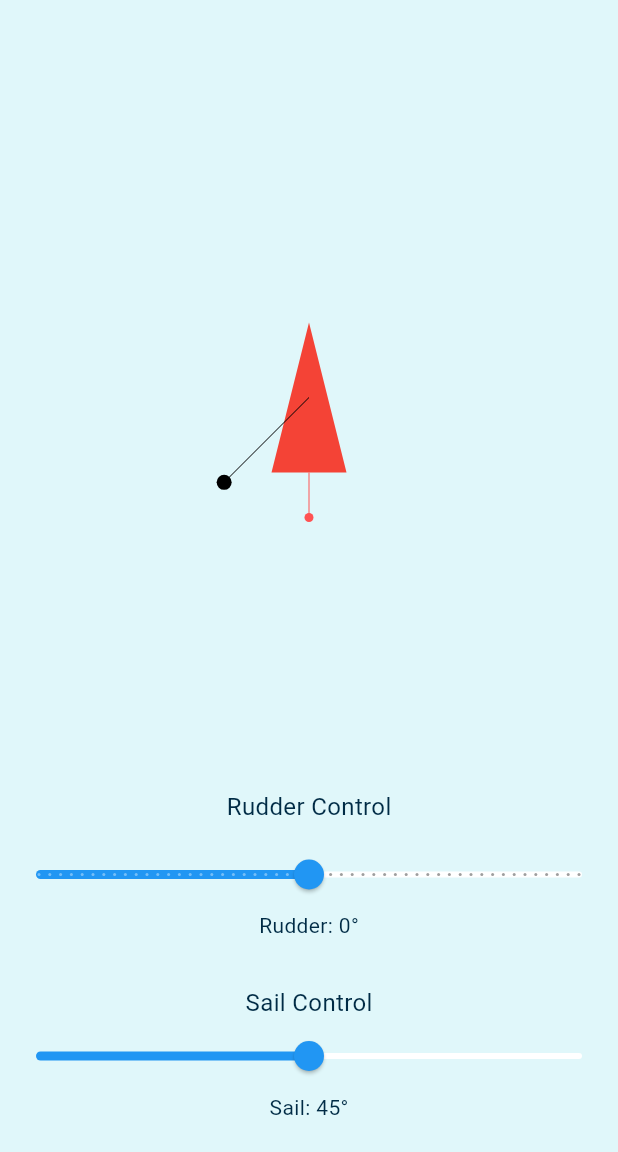
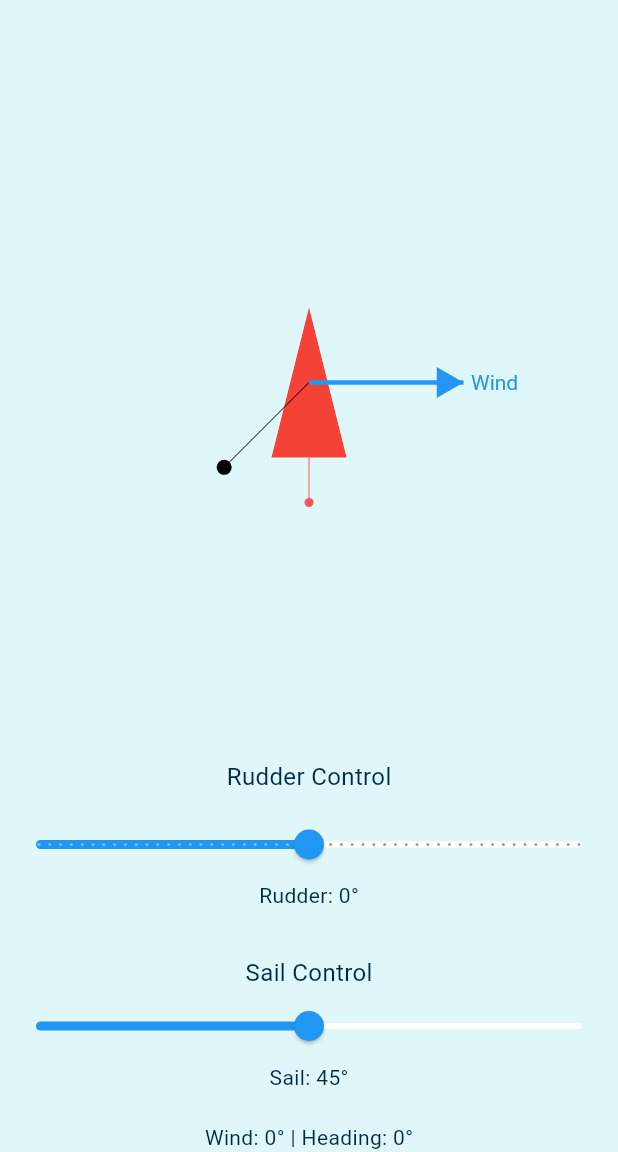
Before and after one commit to CUSail-Navigation/controller-app, a Flutter app: the screen it shows after launch, after a tap on "Connect", on a phone screen of 412 x 824 dp, the part 84-1236 px from its top. Run offline on Flutter 3.47's test engine with Material 3 defaults, Android fonts, the phone set to English and light mode, and no system bars; missing offline and left inert: roslibdart.

Commit message:
started working on adding wind direction

```diff
--- a/lib/painters/boat_painter.dart
+++ b/lib/painters/boat_painter.dart
@@ -5,8 +5,15 @@ import 'package:flutter/material.dart';
 class BoatPainter extends CustomPainter {
   final double rudderAngle;
   final double sailAngle;
+  final double windAngle;
+  final double heading;
 
-  BoatPainter({required this.rudderAngle, required this.sailAngle});
+  BoatPainter({
+    required this.rudderAngle,
+    required this.sailAngle,
+    this.windAngle = 0.0,  // Default to 0 if not provided
+    this.heading = 0.0,    // Default to 0 if not provided
+  });
 
   @override
   void paint(Canvas canvas, Size size) {
@@ -50,6 +57,74 @@ class BoatPainter extends CustomPainter {
     );
     canvas.drawLine(center, sailTip, sailPaint);
     canvas.drawCircle(sailTip, 5, sailPaint);
+
+    drawWindArrow(canvas, size);
+  }
+
+  void drawWindArrow(Canvas canvas, Size size) {
+    final center = Offset(size.width / 2, size.height / 2);
+    final arrowLength = size.width * 0.25;  // Length of the wind arrow
+    final arrowHeadSize = size.width * 0.05; // Size of arrow head
+
+    // Convert angle to radians for drawing
+    // Note: In Flutter's coordinate system, 0 radians is to the right (east) and rotation is clockwise
+    final angleInRadians = (windAngle * pi) / 180;
+
+    // Calculate end point of arrow
+    final endX = center.dx + arrowLength * cos(angleInRadians);
+    final endY = center.dy + arrowLength * sin(angleInRadians);
+    final endPoint = Offset(endX, endY);
+
+    // Create a paint object for the arrow
+    final arrowPaint = Paint()
+      ..color = Colors.blue  // Wind is typically shown in blue
+      ..strokeWidth = 3.0
+      ..style = PaintingStyle.stroke;
+
+    // Draw the line of the arrow
+    canvas.drawLine(center, endPoint, arrowPaint);
+
+    // Draw the arrowhead
+    final headAngle = atan2(endY - center.dy, endX - center.dx);
+
+    final headPoint1X = endX - arrowHeadSize * cos(headAngle - pi/6);
+    final headPoint1Y = endY - arrowHeadSize * sin(headAngle - pi/6);
+    final headPoint1 = Offset(headPoint1X, headPoint1Y);
+
+    final headPoint2X = endX - arrowHeadSize * cos(headAngle + pi/6);
+    final headPoint2Y = endY - arrowHeadSize * sin(headAngle + pi/6);
+    final headPoint2 = Offset(headPoint2X, headPoint2Y);
+
+    // Create a path for the arrowhead
+    final arrowHeadPath = Path()
+      ..moveTo(endX, endY)
+      ..lineTo(headPoint1X, headPoint1Y)
+      ..lineTo(headPoint2X, headPoint2Y)
+      ..close();
+
+    final arrowHeadPaint = Paint()
+      ..color = Colors.blue
+      ..style = PaintingStyle.fill;
+
+    canvas.drawPath(arrowHeadPath, arrowHeadPaint);
+
+    // Optionally add a label for the wind
+    final textPainter = TextPainter(
+      text: TextSpan(
+        text: 'Wind',
+        style: TextStyle(
+          color: Colors.blue,
+          fontSize: 14,
+        ),
+      ),
+      textDirection: TextDirection.ltr,
+    );
+
+    textPainter.layout();
+    textPainter.paint(
+      canvas,
+      Offset(endX + 5, endY - textPainter.height / 2)
+    );
   }
 
   @override
--- a/lib/screens/controller_page.dart
+++ b/lib/screens/controller_page.dart
@@ -17,13 +17,18 @@ class _ControllerPageState extends State<ControllerPage> {
   late Ros ros;
   late Topic rudderTopic;
   late Topic sailTopic;
+  late Topic windAngleTopic;
+  late Topic imuTopic;
   double rudderAngle = 0.0;
   double sailAngle = 45.0;
+  double windAngle = 0.0;
+  double heading = 0.0;
   Timer? _publishTimer;
 
   // Keep track of whether values changed since last publish
   bool _rudderChanged = false;
   bool _sailChanged = false;
+
 
   @override
   void initState() {
@@ -43,6 +48,18 @@ class _ControllerPageState extends State<ControllerPage> {
       type: 'std_msgs/Int32',
     );
 
+    windAngleTopic = Topic(
+      ros: ros,
+      name: '/sailbot/wind',
+      type: 'std_msgs/Int32'
+    );
+
+    imuTopic = Topic(
+      ros: ros,
+      name: '/imu',
+      type: 'geometry_msgs/msg/Vector3'
+    );
+
     // Start periodic publisher
     const int duration = 1; // number of seconds between publishes
     _publishTimer = Timer.periodic(const Duration(seconds: duration), (timer) {
@@ -52,10 +69,19 @@ class _ControllerPageState extends State<ControllerPage> {
 
   @override
   void dispose() {
+    imuTopic.unsubscribe();
+    windAngleTopic.unsubscribe();
     _publishTimer?.cancel();
     ros.close();
     super.dispose();
   }
+
+  // Calculate the relative wind direction based on boat heading
+  double getRelativeWindDirection() {
+    // Convert to relative wind direction (wind angle relative to boat heading)
+    return (windAngle - heading) % 360;
+  }
+
 
   // This method publishes current values if they've changed
   void _publishCurrentValues() {
@@ -110,6 +136,8 @@ class _ControllerPageState extends State<ControllerPage> {
               painter: BoatPainter(
                 rudderAngle: rudderAngle,
                 sailAngle: sailAngle,
+                windAngle: getRelativeWindDirection(), // Pass relative wind direction
+                heading: heading,
               ),
               child: Container(),
             ),
@@ -144,8 +172,13 @@ class _ControllerPageState extends State<ControllerPage> {
           ),
           Text('Sail: ${sailAngle.toInt()}°'),
           const SizedBox(height: 20),
+          Text('Wind: ${windAngle.toInt()}° | Heading: ${heading.toInt()}°'),
         ],
       ),
     );
   }
+
+  void parseHeading() {
+
+  }
 }
```
